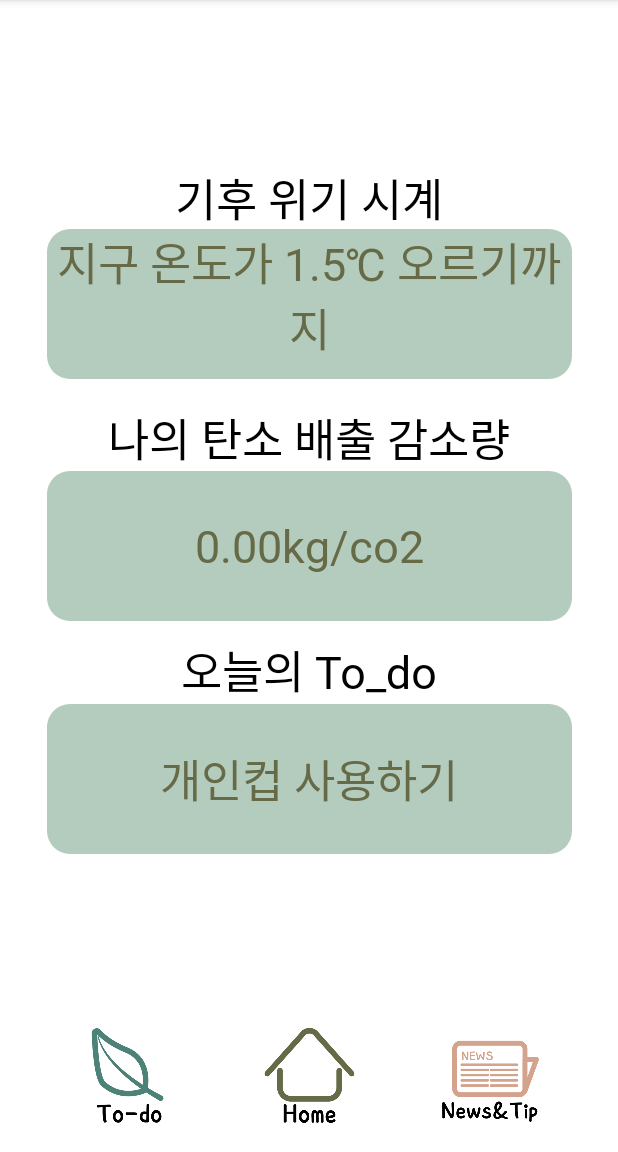
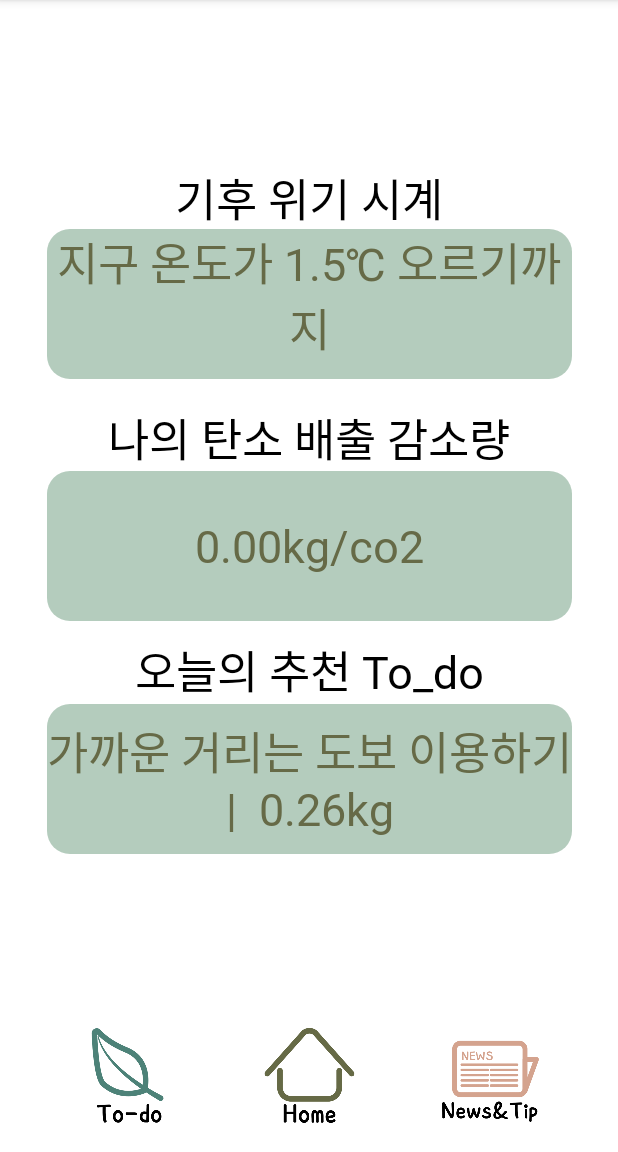
Before and after one commit to SeoHyeRyeong/ECO2, an Android app: the screen it shows after launch (MainActivity), on a phone screen of 412 x 824 dp, the part 84-1236 px from its top. Run offline under Robolectric (Android 15) with nearby library versions, the phone set to English and light mode, and no system bars.

Commit message:
오늘의 추천 To do 코드 추가

```diff
--- a/app/src/main/java/com/example/eco2/MainActivity.kt
+++ b/app/src/main/java/com/example/eco2/MainActivity.kt
@@ -6,9 +6,8 @@ import android.os.CountDownTimer
 import android.widget.ImageButton
 import android.widget.TextView
 import androidx.appcompat.app.AppCompatActivity
-import java.util.Calendar
-import java.util.Date
-import java.util.GregorianCalendar
+import java.util.*
+import kotlin.collections.ArrayList
 
 
 class MainActivity : AppCompatActivity() {
@@ -17,6 +16,7 @@ class MainActivity : AppCompatActivity() {
     lateinit var newsBtn: ImageButton
 
     lateinit var add_to_do:TextView
+    var todoList:ArrayList<String> = arrayListOf()
 
     var countDownTimer: CountDownTimer? = null
     var tv_timer: TextView? = null
@@ -62,9 +62,17 @@ class MainActivity : AppCompatActivity() {
         val result = intent.getFloatExtra("RESULT", 0.00f)
         myCarbon_kg.setText("${String.format("%.2f", result)}kg/co2")
 
-        var intent  = Intent(this,todoActivity::class.java)
-        intent.putExtra("randomTodo","randomTodo")
-        add_to_do.text ="개인컵 사용하기"
+
+        todoList.add("개인 컵 사용하기  |  0.29kg")
+        todoList.add("에코백 사용하기  |  0.31kg")
+        todoList.add("물 절약하기  |  0.24k")
+        todoList.add("계단 이용하기  |  0.46kg")
+        todoList.add("가까운 거리는 도보 이용하기  |  0.26kg")
+        todoList.add("로컬푸드 구매하기  |  0.13kg")
+        todoList.add("불필요한 메일 10통 삭제  |  0.04kg")
+        val random = Random()
+        val randomNum = random.nextInt(6)
+        add_to_do.text =todoList[randomNum]
     }
 
 
--- a/app/src/main/res/layout/activity_main.xml
+++ b/app/src/main/res/layout/activity_main.xml
@@ -110,7 +110,7 @@
         android:id="@+id/to_do"
         android:layout_width="wrap_content"
         android:layout_height="100dp"
-        android:text="오늘의 To_do"
+        android:text="오늘의 추천 To_do"
         android:layout_marginBottom="-180dp"
         android:textSize="30dp"
         android:textColor="#000000"
```
